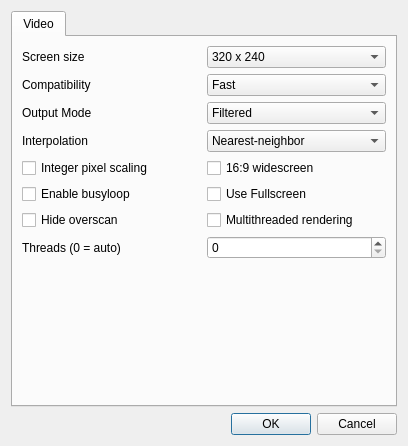
Before: the Qt Designer form src/plugin/mupen64plus/UserInterface/MainDialog.ui in GhostlyDark/angrylion-rdp-plus, drawn with Qt 5.
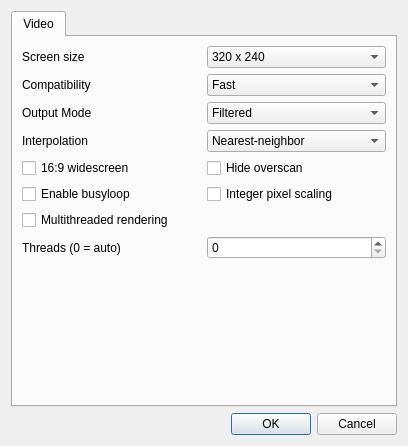
After: the same form once the commit is applied.

Commit message: Remove fullscreen option

What changed in the file:
```diff
--- a/src/plugin/mupen64plus/UserInterface/MainDialog.ui
+++ b/src/plugin/mupen64plus/UserInterface/MainDialog.ui
@@ -209,9 +209,9 @@
               <number>0</number>
              </property>
              <item>
-              <widget class="QCheckBox" name="viIntegerScalingCheckBox">
+              <widget class="QCheckBox" name="viWidescreenCheckBox">
                <property name="text">
-                <string>Integer pixel scaling</string>
+                <string>16:9 widescreen</string>
                </property>
               </widget>
              </item>
@@ -222,13 +222,6 @@
                </property>
               </widget>
              </item>
-             <item>
-              <widget class="QCheckBox" name="viHideOverscanCheckBox">
-               <property name="text">
-                <string>Hide overscan</string>
-               </property>
-              </widget>
-             </item>
             </layout>
            </item>
            <item>
@@ -237,23 +230,16 @@
               <number>0</number>
              </property>
              <item>
-              <widget class="QCheckBox" name="viWidescreenCheckBox">
+              <widget class="QCheckBox" name="viHideOverscanCheckBox">
                <property name="text">
-                <string>16:9 widescreen</string>
+                <string>Hide overscan</string>
                </property>
               </widget>
              </item>
              <item>
-              <widget class="QCheckBox" name="fullscreenCheckBox">
+              <widget class="QCheckBox" name="viIntegerScalingCheckBox">
                <property name="text">
-                <string>Use Fullscreen</string>
-               </property>
-              </widget>
-             </item>
-             <item>
-              <widget class="QCheckBox" name="parallelCheckBox">
-               <property name="text">
-                <string>Multithreaded rendering</string>
+                <string>Integer pixel scaling</string>
                </property>
               </widget>
              </item>
@@ -261,6 +247,20 @@
            </item>
           </layout>
          </item>
+         <item>
+          <layout class="QVBoxLayout" name="verticalLayout_3">
+           <property name="bottomMargin">
+            <number>0</number>
+           </property>
+           <item>
+            <widget class="QCheckBox" name="parallelCheckBox">
+             <property name="text">
+              <string>Multithreaded rendering</string>
+             </property>
+            </widget>
+           </item>
+          </layout>
+         </item>
          <item>
           <layout class="QHBoxLayout" name="horizontalLayout_8">
            <property name="leftMargin">
```
The commit also changes 1 other file.
